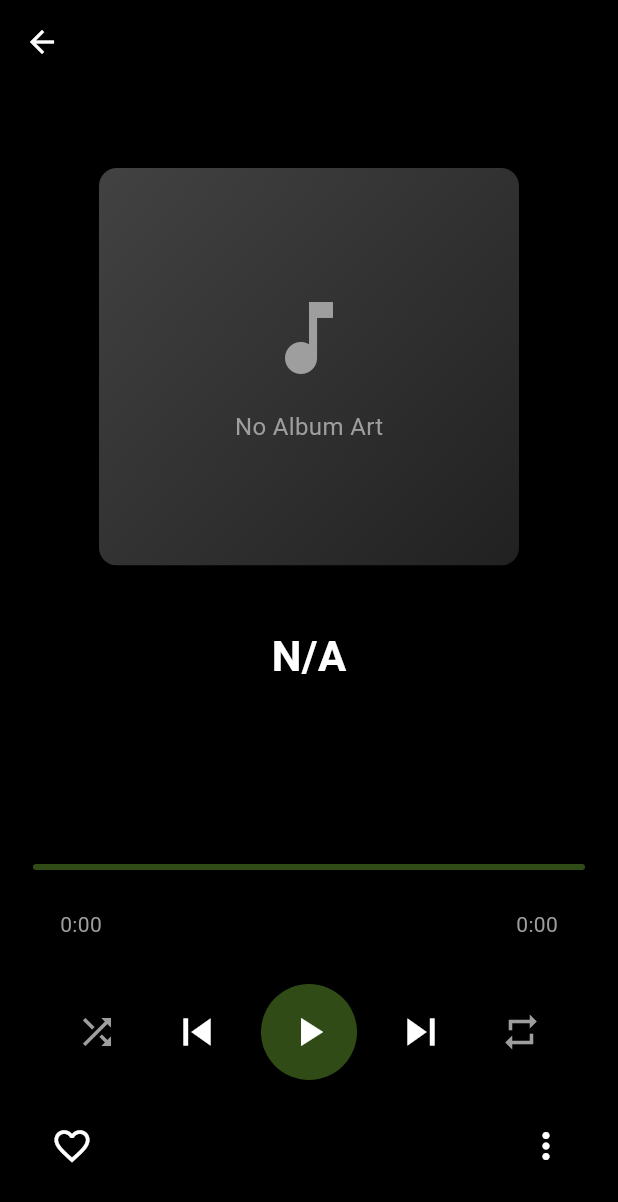
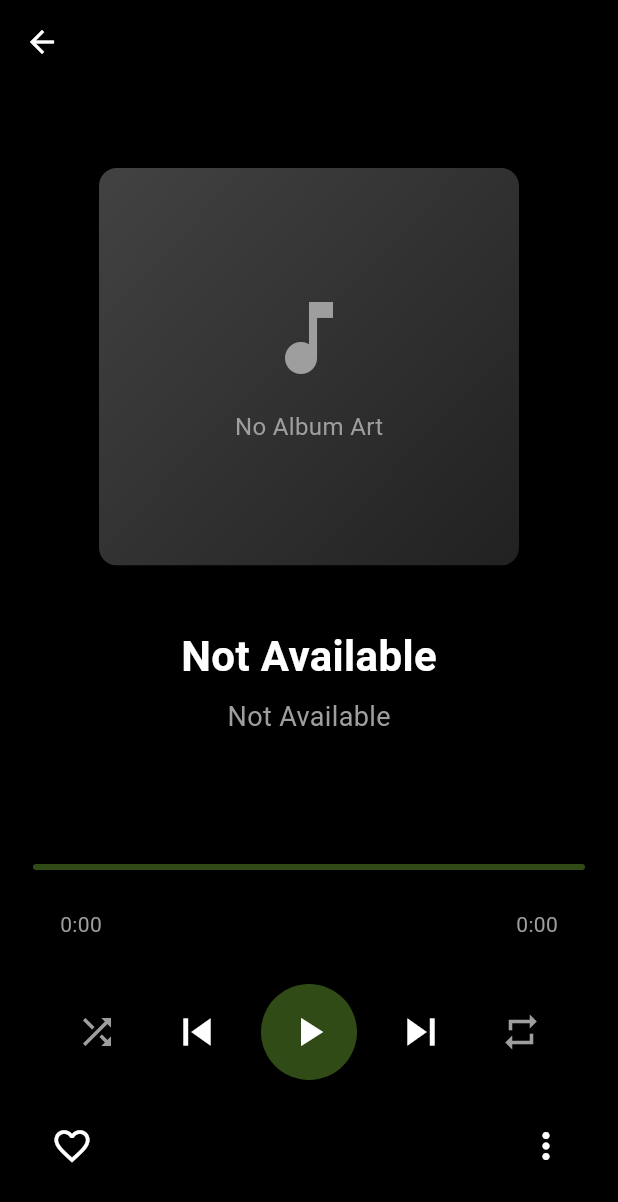
Before and after one commit to rd6260/echo_mpd, a Flutter app: the PlayerScreen screen opened directly, on a phone screen of 412 x 824 dp. Shown: the top 1202 px of the screen. Run offline on Flutter 3.47's test engine with Material 3 defaults, Android fonts, the phone set to English and light mode, and no system bars; our stand-ins replace shared_preferences; missing offline and left inert: dart_mpd; accounts and stored records are empty.

Commit message:
small changes

```diff
--- a/lib/screen/player_screen.dart
+++ b/lib/screen/player_screen.dart
@@ -56,7 +56,7 @@ class PlayerScreen extends StatelessWidget {
                   Column(
                     children: [
                       Text(
-                        currentSong?.title?.join("") ?? "N/A",
+                        currentSong?.title?.join("") ?? "Not Available",
                         style: const TextStyle(
                           color: Colors.white,
                           fontSize: 28,
@@ -65,7 +65,7 @@ class PlayerScreen extends StatelessWidget {
                       ),
                       const SizedBox(height: 8),
                       Text(
-                        currentSong?.artist?.join("/") ?? "",
+                        currentSong?.artist?.join("/") ?? "Not Available",
                         style: const TextStyle(
                           color: Colors.grey,
                           fontSize: 18,
```
